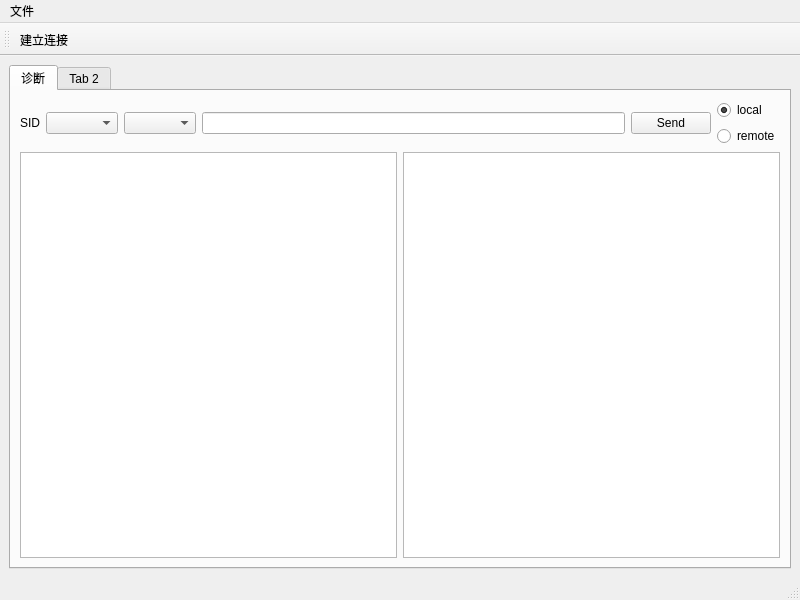
Qt form src/gui/doip.ui (hanojiang/BlogCP) before a commit.
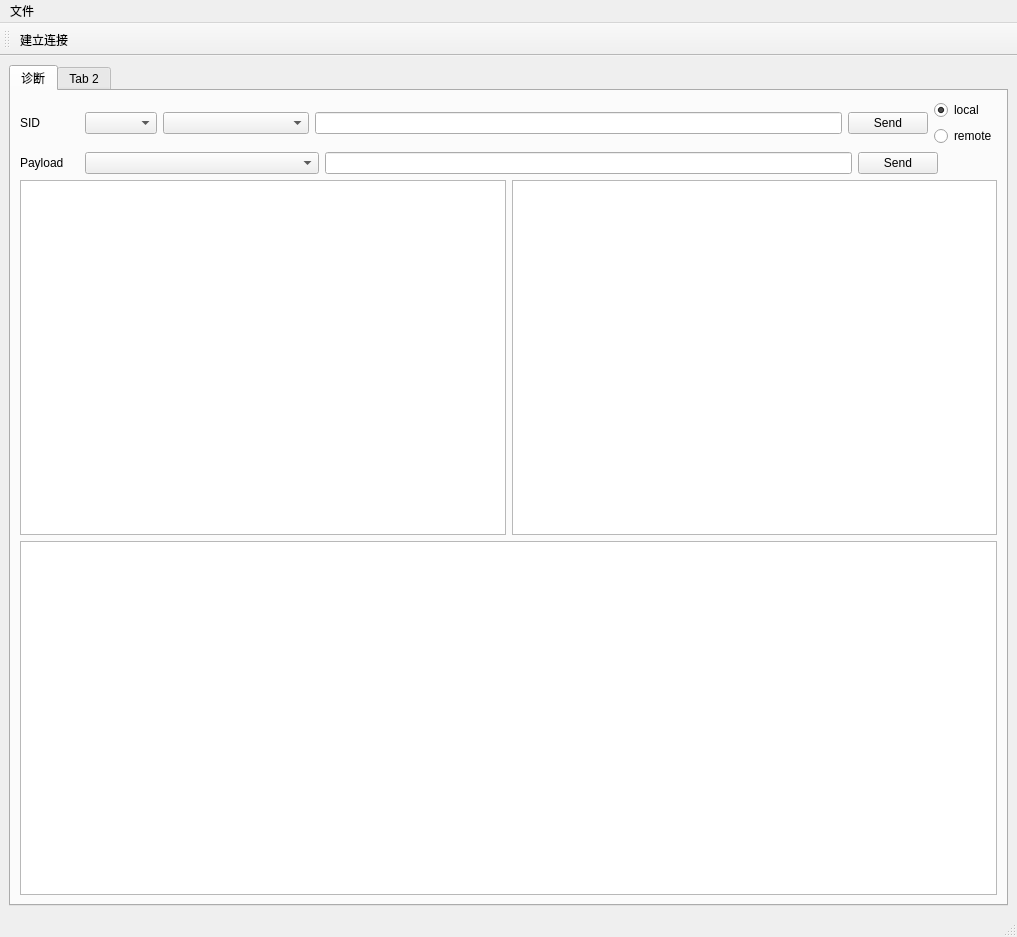
The same form after that commit.

Commit message: add doip gui program

The edit to the form file:
```diff
--- a/src/gui/doip.ui
+++ b/src/gui/doip.ui
@@ -6,8 +6,8 @@
    <rect>
     <x>0</x>
     <y>0</y>
-    <width>800</width>
-    <height>600</height>
+    <width>1017</width>
+    <height>937</height>
    </rect>
   </property>
   <property name="windowTitle">
@@ -24,9 +24,9 @@
        <attribute name="title">
         <string>诊断</string>
        </attribute>
-       <layout class="QVBoxLayout" name="verticalLayout_2">
+       <layout class="QVBoxLayout" name="verticalLayout_2" stretch="1,1,4,4">
         <item>
-         <layout class="QHBoxLayout" name="horizontalLayout" stretch="0,0,0,0,0,0">
+         <layout class="QHBoxLayout" name="horizontalLayout" stretch="2,2,5,18,2,2">
           <item>
            <widget class="QLabel" name="label">
             <property name="text">
@@ -86,6 +86,43 @@
           </item>
          </layout>
         </item>
+        <item>
+         <layout class="QHBoxLayout" name="horizontalLayout_3" stretch="2,8,18,2,2">
+          <item>
+           <widget class="QLabel" name="label_2">
+            <property name="text">
+             <string>Payload</string>
+            </property>
+           </widget>
+          </item>
+          <item>
+           <widget class="QComboBox" name="payloadSecletBox"/>
+          </item>
+          <item>
+           <widget class="QLineEdit" name="payloadContent"/>
+          </item>
+          <item>
+           <widget class="QPushButton" name="doipMsgSendButton">
+            <property name="text">
+             <string>Send</string>
+            </property>
+           </widget>
+          </item>
+          <item>
+           <spacer name="horizontalSpacer_2">
+            <property name="orientation">
+             <enum>Qt::Horizontal</enum>
+            </property>
+            <property name="sizeHint" stdset="0">
+             <size>
+              <width>40</width>
+              <height>20</height>
+             </size>
+            </property>
+           </spacer>
+          </item>
+         </layout>
+        </item>
         <item>
          <layout class="QHBoxLayout" name="horizontalLayout_2">
           <item>
@@ -100,6 +137,9 @@
           </item>
          </layout>
         </item>
+        <item>
+         <widget class="QTextBrowser" name="DoipMsgBrowser"/>
+        </item>
        </layout>
       </widget>
       <widget class="QWidget" name="tab_2">
@@ -116,8 +156,8 @@
     <rect>
      <x>0</x>
      <y>0</y>
-     <width>800</width>
-     <height>22</height>
+     <width>1017</width>
+     <height>26</height>
     </rect>
    </property>
    <widget class="QMenu" name="menu">
```
Left out of the diff: 4 changed lines with no effect on the pictures. The commit also changes 10 other files.
